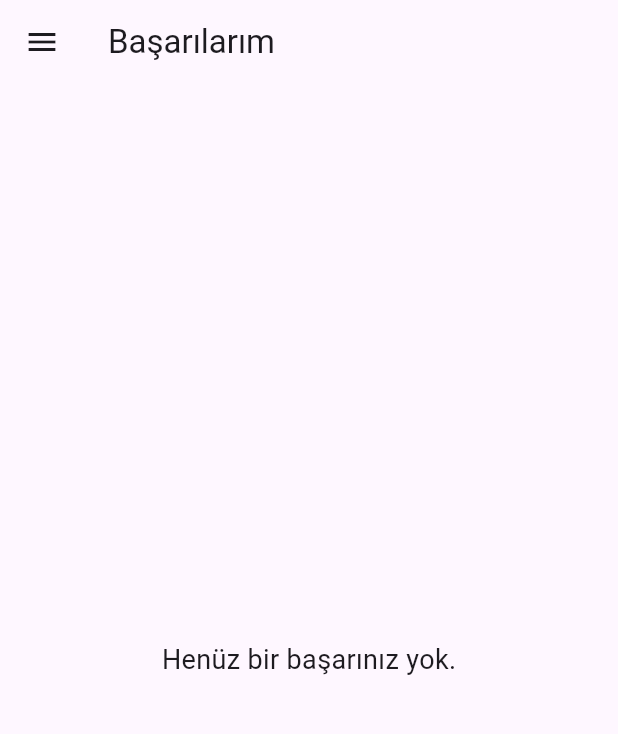
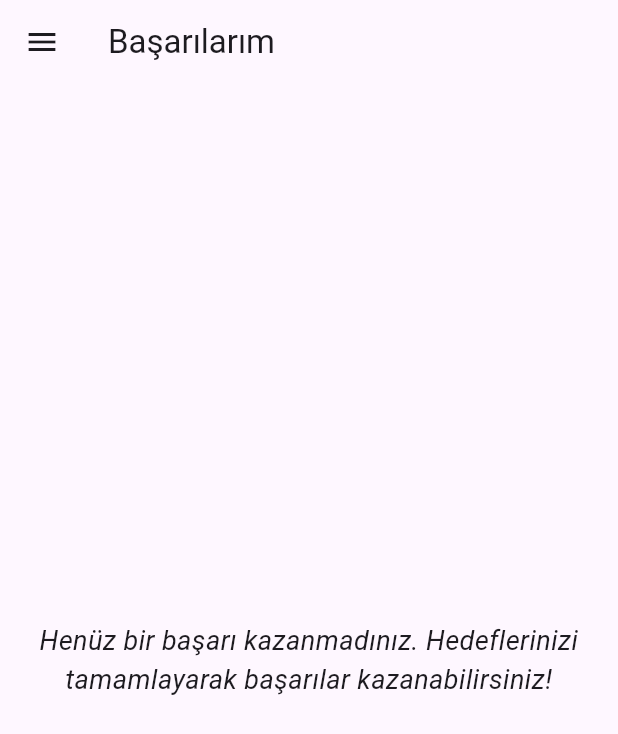
Before and after one commit to ElifHorozal/LittleSteps, a Flutter app: the AchievementScreen screen opened by its route, on a phone screen of 412 x 824 dp. Shown: the top 734 px of the screen. Run offline on Flutter 3.47's test engine with Material 3 defaults, Android fonts, the phone set to English and light mode, and no system bars; our stand-ins replace cloud_firestore, firebase_auth, firebase_core; accounts and stored records are empty; generated files the repository leaves out were written again.

Commit message:
Achievements düzenlemesi

```diff
--- a/lib/screens/achievement_screen.dart
+++ b/lib/screens/achievement_screen.dart
@@ -1,29 +1,60 @@
 import 'package:flutter/material.dart';
 import 'package:cloud_firestore/cloud_firestore.dart';
+import 'package:firebase_auth/firebase_auth.dart';
 import 'package:little_steps/components/nav_drawer.dart';
 
 class AchievementScreen extends StatelessWidget {
+  final FirebaseAuth _auth = FirebaseAuth.instance;
   final FirebaseFirestore _firestore = FirebaseFirestore.instance;
 
   @override
   Widget build(BuildContext context) {
+    final user = _auth.currentUser;
+
+    // Kullanıcı kontrolü
+    if (user == null) {
+      return Scaffold(
+        appBar: AppBar(title: Text("Başarılarım")),
+        body: Center(
+          child: Text(
+            "Giriş yapmanız gerekiyor.",
+            style: TextStyle(fontSize: 18),
+          ),
+        ),
+      );
+    }
+
     return Scaffold(
       drawer: NavDrawer(),
       appBar: AppBar(
         title: Text("Başarılarım"),
       ),
       body: StreamBuilder<QuerySnapshot>(
-        stream: _firestore.collection('achievements').snapshots(),
+        stream: _firestore
+            .collection('users')
+            .doc(user.uid)
+            .collection('achievements') // Başarılar için ayrı koleksiyon
+            .snapshots(),
         builder: (context, snapshot) {
           if (snapshot.connectionState == ConnectionState.waiting) {
             return Center(child: CircularProgressIndicator());
           }
 
+          if (snapshot.hasError) {
+            return Center(
+              child: Text(
+                "Bir hata oluştu: ${snapshot.error}",
+                style: TextStyle(fontSize: 16, color: Colors.red),
+              ),
+            );
+          }
+
           if (!snapshot.hasData || snapshot.data!.docs.isEmpty) {
             return Center(
               child: Text(
-                "Henüz bir başarınız yok.",
-                style: TextStyle(fontSize: 18),
+                "Henüz bir başarı kazanmadınız. Hedeflerinizi tamamlayarak başarılar kazanabilirsiniz!",
+                textAlign: TextAlign.center,
+                style: TextStyle(fontSize: 18, fontStyle: FontStyle.italic),
               ),
             );
           }
```
